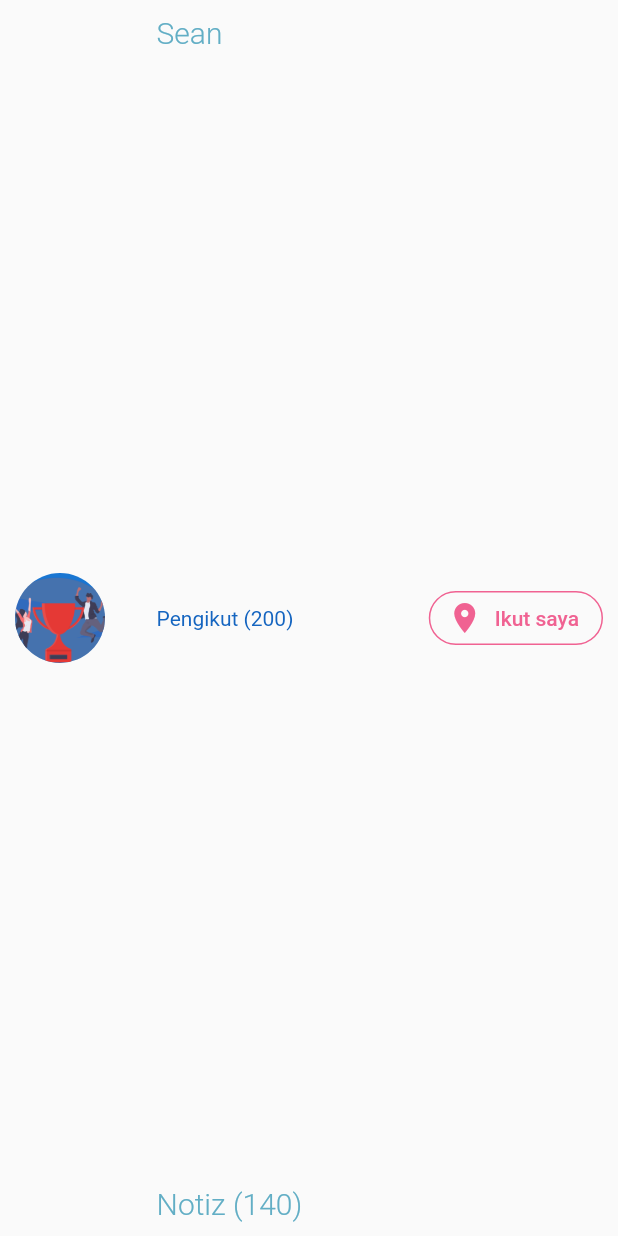
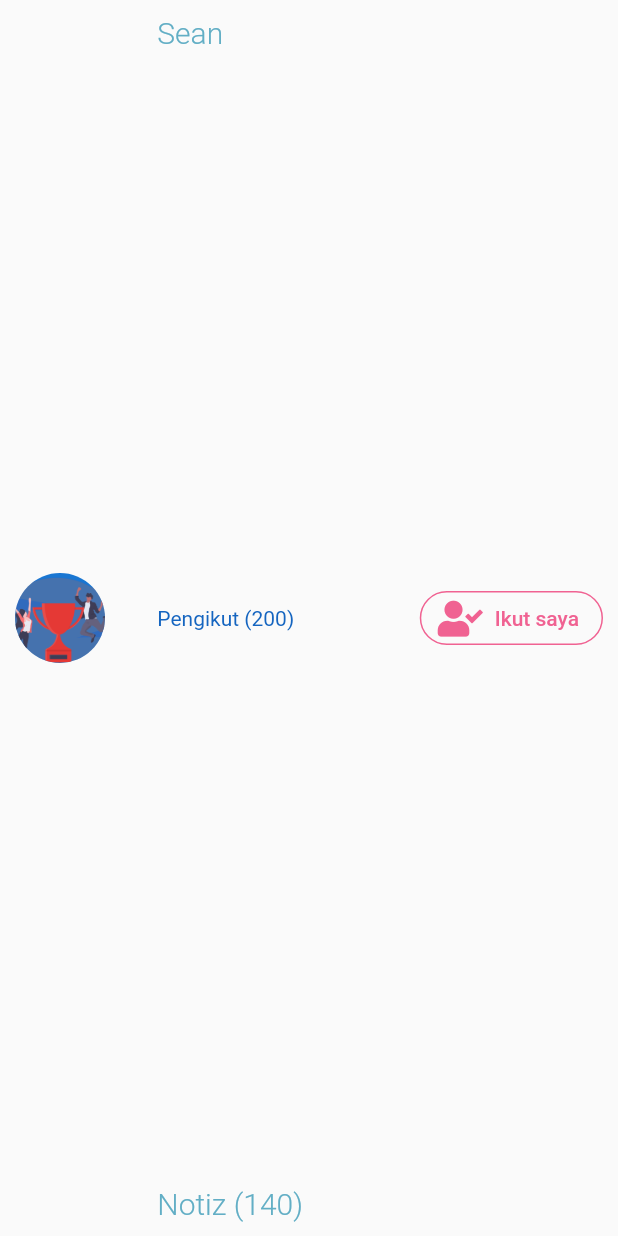
Before and after one commit to FaaizParacha/srk_project, a Flutter app: what containerEleements() shows on an empty page, opened directly, on a phone screen of 412 x 824 dp. Run offline on Flutter 3.47's test engine with Material 2 defaults, Android fonts, the phone set to English and light mode, and no system bars; our stand-ins replace chewie, font_awesome_flutter, persistent_bottom_nav_bar, video_player; missing offline and left inert: responsive_container.

```diff
--- a/lib/UIProject.dart
+++ b/lib/UIProject.dart
@@ -180,7 +180,7 @@ class _DesignScreensState extends State<DesignScreens> {
                          Row(
                            mainAxisAlignment: MainAxisAlignment.spaceBetween,
                            children: <Widget>[
-                             Text("Dart: Azyl",style: TextStyle(
+                             Text("Dari: Azyl",style: TextStyle(
                                color: Colors.blue.shade800,
                                fontSize: 15.0,
                              ),),
--- a/lib/containerElements.dart
+++ b/lib/containerElements.dart
@@ -1,6 +1,8 @@
 import 'package:flutter/cupertino.dart';
 import 'package:flutter/material.dart';
 import 'package:srkproject/constants.dart';
+import 'package:font_awesome_flutter/font_awesome_flutter.dart';
+
 class containerEleements extends StatelessWidget {
   containerEleements({this.label1,this.label3});
 
@@ -18,7 +20,7 @@ class containerEleements extends StatelessWidget {
             backgroundImage: AssetImage("assets/design.png"),
           ),
           Padding(
-            padding: EdgeInsets.only(right: 50.0),
+            padding: EdgeInsets.only(right: 43.0),
             child: Column(
               mainAxisAlignment: MainAxisAlignment.spaceBetween,
               crossAxisAlignment: CrossAxisAlignment.start,
@@ -47,11 +49,10 @@ class containerEleements extends StatelessWidget {
               borderSide: BorderSide(
                   color: Colors.pink.shade300
               ),
-              icon: Icon(Icons.location_on,color: Colors.pink.shade300),
+              icon: FaIcon(FontAwesomeIcons.userCheck,color: Colors.pink.shade300),
               label: Text("Ikut saya",style: TextStyle(
                   color: Colors.pink.shade300
               ),)),
-
         ],
       ),
     );
--- a/pubspec.yaml
+++ b/pubspec.yaml
@@ -28,6 +28,7 @@ dependencies:
   persistent_bottom_nav_bar: ^1.2.1
   chewie: ^0.9.10
   responsive_widgets: ^2.0.1
+  font_awesome_flutter: ^8.8.1
 dev_dependencies:
   flutter_test:
     sdk: flutter
```
Also changed, not shown: lib/ScreenDesgin2.dart (+22 -3 lines), pubspec.lock.
